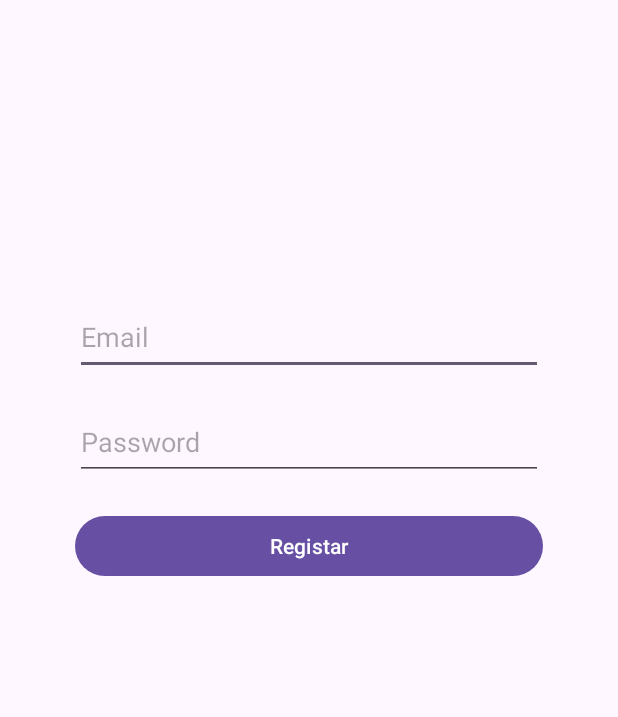
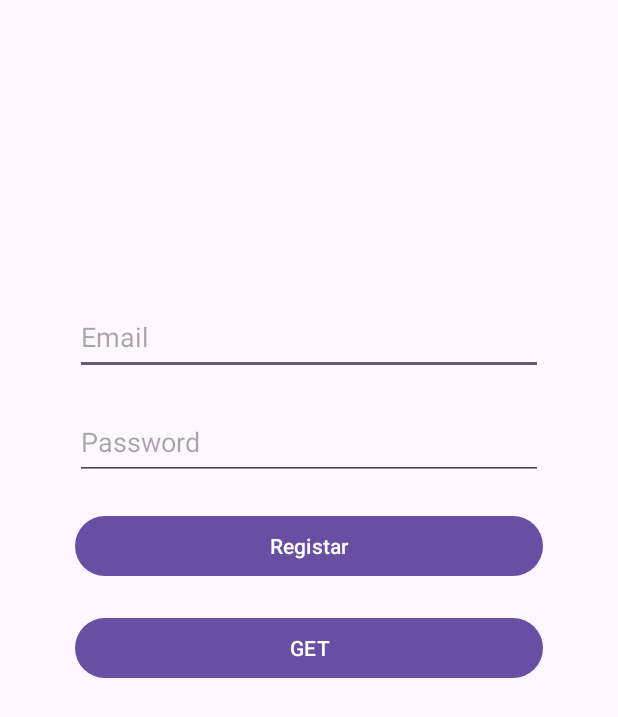
Before and after one commit to FranciscoCarvalho2001/Bloco_Notas, an Android app: the Registar screen opened directly, with no data from a screen before it, on a phone screen of 412 x 824 dp. Shown: the top 717 px of the screen. Run offline under Robolectric (Android 15) with nearby library versions, the phone set to English and light mode, and no system bars; our stand-ins replace Volley.

Commit message:
Metodo GET adicionado
teste, em principio não deve ser preciso no futuro

```diff
--- /dev/null
+++ b/app/src/main/java/com/example/bloco_notas/Autenticacao/Utilizador.kt
@@ -0,0 +1,3 @@
+package com.example.bloco_notas.Autenticacao
+
+class Utilizador (val id: Int, val data: String, val email: String, val password: String)
--- a/app/src/main/res/layout/activity_registar.xml
+++ b/app/src/main/res/layout/activity_registar.xml
@@ -47,6 +47,15 @@
             android:layout_marginLeft="50dp"
             android:text="Registar" />
 
+        <Button
+            android:id="@+id/getButton"
+            android:layout_width="match_parent"
+            android:layout_height="wrap_content"
+            android:layout_marginBottom="20dp"
+            android:layout_marginRight="50dp"
+            android:layout_marginLeft="50dp"
+            android:text="GET" />
+
 
     </LinearLayout>
 
```
Also changed, not shown: app/src/main/java/com/example/bloco_notas/Autenticacao/Registar.kt (+84 -0 lines).
